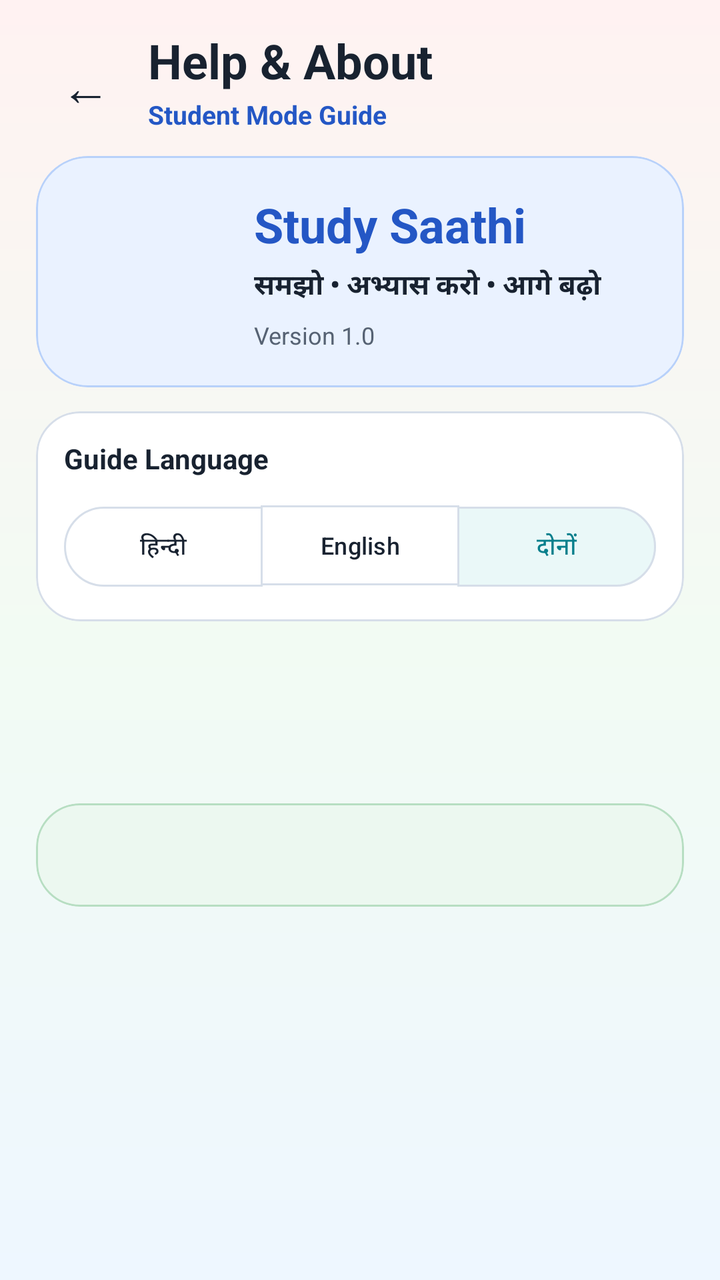
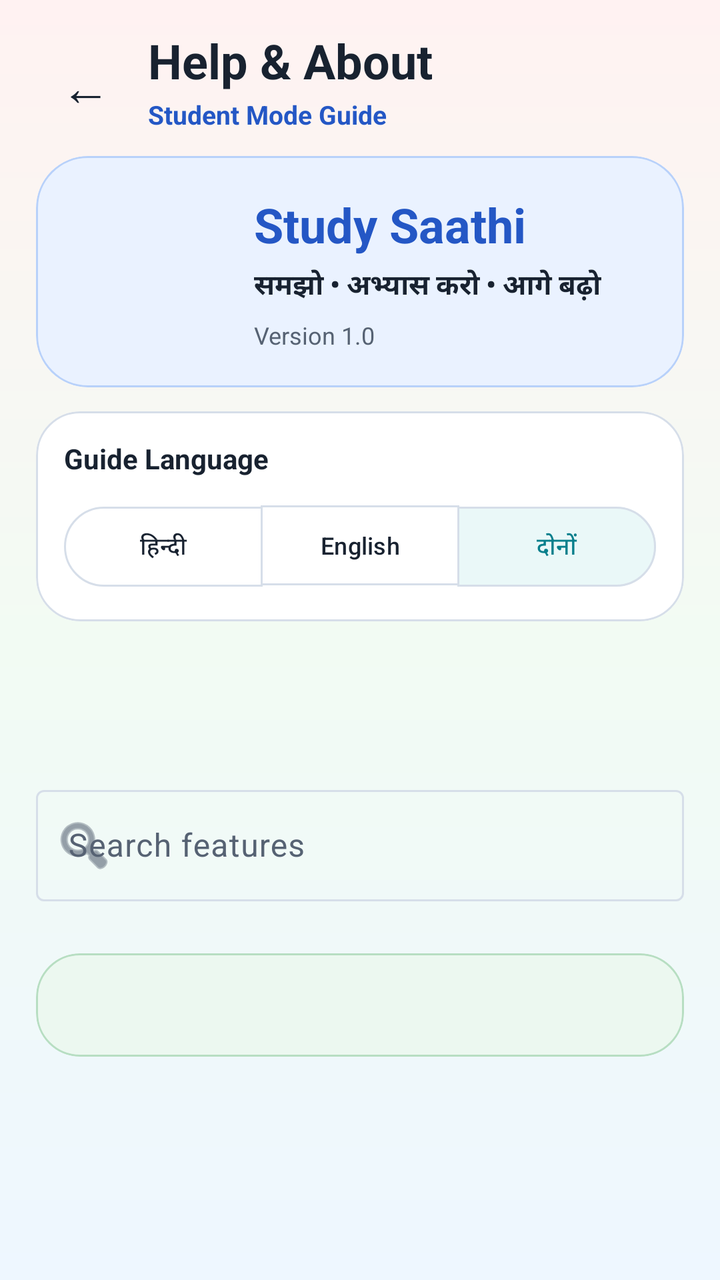

The first picture is an Android layout as it rendered before a commit; the second is the same layout after the commit. The layout source and the unified diff follow.
<!-- AndroidManifest.xml: application theme Theme.StudySaathi -->
<!-- res/layout/activity_help_about.xml -->
<?xml version="1.0" encoding="utf-8"?>
<androidx.coordinatorlayout.widget.CoordinatorLayout xmlns:android="http://schemas.android.com/apk/res/android"
    xmlns:app="http://schemas.android.com/apk/res-auto"
    android:layout_width="match_parent"
    android:layout_height="match_parent"
    android:background="@drawable/bg_app_soft_mix">

    <androidx.core.widget.NestedScrollView
        android:layout_width="match_parent"
        android:layout_height="match_parent"
        android:clipToPadding="false"
        android:fillViewport="true">

        <LinearLayout
            android:layout_width="match_parent"
            android:layout_height="wrap_content"
            android:orientation="vertical"
            android:paddingStart="18dp"
            android:paddingTop="14dp"
            android:paddingEnd="18dp"
            android:paddingBottom="30dp">

            <LinearLayout
                android:layout_width="match_parent"
                android:layout_height="wrap_content"
                android:gravity="center_vertical"
                android:orientation="horizontal">

                <com.google.android.material.button.MaterialButton
                    android:id="@+id/buttonHelpBack"
                    style="@style/Widget.Material3.Button.TextButton"
                    android:layout_width="48dp"
                    android:layout_height="48dp"
                    android:minWidth="0dp"
                    android:text="←"
                    android:textColor="@color/ss_text_primary"
                    android:textSize="25sp" />

                <LinearLayout
                    android:layout_width="0dp"
                    android:layout_height="wrap_content"
                    android:layout_marginStart="8dp"
                    android:layout_weight="1"
                    android:orientation="vertical">

                    <TextView
                        android:layout_width="match_parent"
                        android:layout_height="wrap_content"
                        android:fontFamily="sans-serif-rounded"
                        android:text="Help &amp; About"
                        android:textColor="@color/ss_text_primary"
                        android:textSize="24sp"
                        android:textStyle="bold" />

                    <TextView
                        android:id="@+id/textHelpMode"
                        android:layout_width="match_parent"
                        android:layout_height="wrap_content"
                        android:layout_marginTop="2dp"
                        android:text="Student Mode Guide"
                        android:textColor="@color/ss_primary"
                        android:textSize="13sp"
                        android:textStyle="bold" />
                </LinearLayout>
            </LinearLayout>

            <com.google.android.material.card.MaterialCardView
                android:layout_width="match_parent"
                android:layout_height="wrap_content"
                android:layout_marginTop="12dp"
                app:cardBackgroundColor="@color/ss_blue_soft"
                app:cardCornerRadius="26dp"
                app:cardElevation="0dp"
                app:strokeColor="@color/ss_blue_border"
                app:strokeWidth="1dp">

                <LinearLayout
                    android:layout_width="match_parent"
                    android:layout_height="wrap_content"
                    android:gravity="center_vertical"
                    android:orientation="horizontal"
                    android:padding="18dp">

                    <ImageView
                        android:layout_width="76dp"
                        android:layout_height="76dp"
                        android:contentDescription="Study Saathi app icon"
                        android:src="@mipmap/ic_launcher_round" />

                    <LinearLayout
                        android:layout_width="0dp"
                        android:layout_height="wrap_content"
                        android:layout_marginStart="15dp"
                        android:layout_weight="1"
                        android:orientation="vertical">

                        <TextView
                            android:layout_width="match_parent"
                            android:layout_height="wrap_content"
                            android:fontFamily="sans-serif-rounded"
                            android:text="Study Saathi"
                            android:textColor="@color/ss_primary"
                            android:textSize="24sp"
                            android:textStyle="bold" />

                        <TextView
                            android:id="@+id/textHelpMotto"
                            android:layout_width="match_parent"
                            android:layout_height="wrap_content"
                            android:layout_marginTop="4dp"
                            android:lineSpacingExtra="2dp"
                            android:text="समझो • अभ्यास करो • आगे बढ़ो"
                            android:textColor="@color/ss_text_primary"
                            android:textSize="14sp"
                            android:textStyle="bold" />

                        <TextView
                            android:id="@+id/textHelpVersion"
                            android:layout_width="match_parent"
                            android:layout_height="wrap_content"
                            android:layout_marginTop="6dp"
                            android:text="Version 1.0"
                            android:textColor="@color/ss_text_secondary"
                            android:textSize="12sp" />
                    </LinearLayout>
                </LinearLayout>
            </com.google.android.material.card.MaterialCardView>

            <com.google.android.material.card.MaterialCardView
                android:layout_width="match_parent"
                android:layout_height="wrap_content"
                android:layout_marginTop="12dp"
                app:cardBackgroundColor="@color/ss_surface"
                app:cardCornerRadius="22dp"
                app:cardElevation="0dp"
                app:strokeColor="@color/ss_outline"
                app:strokeWidth="1dp">

                <LinearLayout
                    android:layout_width="match_parent"
                    android:layout_height="wrap_content"
                    android:orientation="vertical"
                    android:padding="14dp">

                    <TextView
                        android:layout_width="match_parent"
                        android:layout_height="wrap_content"
                        android:text="Guide Language"
                        android:textColor="@color/ss_text_primary"
                        android:textSize="14sp"
                        android:textStyle="bold" />

                    <com.google.android.material.button.MaterialButtonToggleGroup
                        android:id="@+id/toggleHelpLanguage"
                        android:layout_width="match_parent"
                        android:layout_height="wrap_content"
                        android:layout_marginTop="10dp"
                        app:checkedButton="@id/buttonHelpBilingual"
                        app:selectionRequired="true"
                        app:singleSelection="true">

                        <com.google.android.material.button.MaterialButton
                            android:id="@+id/buttonHelpHindi"
                            style="@style/Widget.Material3.Button.OutlinedButton"
                            android:layout_width="0dp"
                            android:layout_height="48dp"
                            android:layout_weight="1"
                            android:minWidth="0dp"
                            android:text="हिन्दी"
                            android:textSize="12sp" />

                        <com.google.android.material.button.MaterialButton
                            android:id="@+id/buttonHelpEnglish"
                            style="@style/Widget.Material3.Button.OutlinedButton"
                            android:layout_width="0dp"
                            android:layout_height="48dp"
                            android:layout_weight="1"
                            android:minWidth="0dp"
                            android:text="English"
                            android:textSize="12sp" />

                        <com.google.android.material.button.MaterialButton
                            android:id="@+id/buttonHelpBilingual"
                            style="@style/Widget.Material3.Button.OutlinedButton"
                            android:layout_width="0dp"
                            android:layout_height="48dp"
                            android:layout_weight="1"
                            android:minWidth="0dp"
                            android:text="दोनों"
                            android:textSize="12sp" />
                    </com.google.android.material.button.MaterialButtonToggleGroup>
                </LinearLayout>
            </com.google.android.material.card.MaterialCardView>

            <TextView
                android:id="@+id/textHelpIntro"
                android:layout_width="match_parent"
                android:layout_height="wrap_content"
                android:layout_marginTop="18dp"
                android:fontFamily="sans-serif-rounded"
                android:textColor="@color/ss_text_primary"
                android:textSize="18sp"
                android:textStyle="bold" />

            <TextView
                android:id="@+id/textHelpProfileContext"
                android:layout_width="match_parent"
                android:layout_height="wrap_content"
                android:layout_marginTop="5dp"
                android:lineSpacingExtra="2dp"
                android:textColor="@color/ss_text_secondary"
                android:textSize="13sp" />

            <LinearLayout
                android:id="@+id/containerHelpSteps"
                android:layout_width="match_parent"
                android:layout_height="wrap_content"
                android:layout_marginTop="12dp"
                android:orientation="vertical" />

            <com.google.android.material.card.MaterialCardView
                android:layout_width="match_parent"
                android:layout_height="wrap_content"
                android:layout_marginTop="14dp"
                app:cardBackgroundColor="@color/ss_green_soft"
                app:cardCornerRadius="22dp"
                app:cardElevation="0dp"
                app:strokeColor="@color/ss_green_border"
                app:strokeWidth="1dp">

                <TextView
                    android:id="@+id/textHelpSafety"
                    android:layout_width="match_parent"
                    android:layout_height="wrap_content"
                    android:lineSpacingExtra="3dp"
                    android:padding="17dp"
                    android:textColor="@color/ss_text_primary"
                    android:textSize="13sp" />
            </com.google.android.material.card.MaterialCardView>
        </LinearLayout>
    </androidx.core.widget.NestedScrollView>
</androidx.coordinatorlayout.widget.CoordinatorLayout>
<!-- resources referenced by this layout -->
<resources>
  <color name="ss_blue_border">#B8D1FA</color>
  <color name="ss_blue_soft">#EAF2FF</color>
  <color name="ss_green_border">#B7DEC2</color>
  <color name="ss_green_soft">#ECF8F0</color>
  <color name="ss_outline">#D6DEE9</color>
  <color name="ss_primary">#2457C5</color>
  <color name="ss_surface">#FFFFFF</color>
  <color name="ss_text_primary">#182230</color>
  <color name="ss_text_secondary">#566273</color>
  <!-- drawable bg_app_soft_mix (drawable) -->
  <?xml version="1.0" encoding="utf-8"?>
  <shape xmlns:android="http://schemas.android.com/apk/res/android"
      android:shape="rectangle">
  
      <gradient
          android:angle="270"
          android:centerColor="#F2FBF3"
          android:endColor="#EEF7FF"
          android:startColor="#FFF2F2"
          android:type="linear" />
  
  </shape>
  <!-- mipmap ic_launcher_round (mipmap-anydpi-v26) -->
  <?xml version="1.0" encoding="utf-8"?>
  <adaptive-icon xmlns:android="http://schemas.android.com/apk/res/android">
      <background android:drawable="@color/ic_launcher_background"/>
      <foreground android:drawable="@mipmap/ic_launcher_foreground"/>
      <monochrome android:drawable="@mipmap/ic_launcher_foreground"/>
  </adaptive-icon>
  <color name="ic_launcher_background">#FFFFFF</color>
  <color name="ss_on_primary">#FFFFFF</color>
  <color name="ss_primary_dark">#173F99</color>
  <color name="ss_secondary">#087F8C</color>
  <color name="ss_on_secondary">#FFFFFF</color>
  <color name="ss_teal_soft">#EAF8F8</color>
  <color name="ss_tertiary">#8A5A00</color>
  <color name="ss_on_tertiary">#FFFFFF</color>
  <color name="ss_yellow_soft">#FFF8E8</color>
  <color name="ss_background">#F7F9FC</color>
  <color name="ss_surface_soft">#F0F4FA</color>
  <color name="ss_error">#BA1A1A</color>
  <color name="white">#FFFFFFFF</color>
  <color name="ss_red_soft">#FFF0F0</color>
  <!-- unchanged entries left out for length: 1 -->
</resources>

<!-- the commit's change to res/layout/activity_help_about.xml (unified diff, before → after) -->
@@ -211,12 +211,41 @@
                 android:textColor="@color/ss_text_secondary"
                 android:textSize="13sp" />
 
+            <com.google.android.material.textfield.TextInputLayout
+                style="@style/Widget.Material3.TextInputLayout.OutlinedBox"
+                android:layout_width="match_parent"
+                android:layout_height="wrap_content"
+                android:layout_marginTop="14dp"
+                android:hint="Search features"
+                app:startIconDrawable="@android:drawable/ic_menu_search">
+
+                <com.google.android.material.textfield.TextInputEditText
+                    android:id="@+id/editHelpSearch"
+                    android:layout_width="match_parent"
+                    android:layout_height="wrap_content"
+                    android:imeOptions="actionSearch"
+                    android:inputType="text"
+                    android:maxLines="1" />
+            </com.google.android.material.textfield.TextInputLayout>
+
             <LinearLayout
                 android:id="@+id/containerHelpSteps"
                 android:layout_width="match_parent"
                 android:layout_height="wrap_content"
                 android:layout_marginTop="12dp"
                 android:orientation="vertical" />
+
+            <TextView
+                android:id="@+id/textHelpNoResults"
+                android:layout_width="match_parent"
+                android:layout_height="wrap_content"
+                android:layout_marginTop="18dp"
+                android:gravity="center"
+                android:padding="18dp"
+                android:text="No matching help step"
+                android:textColor="@color/ss_text_secondary"
+                android:textSize="14sp"
+                android:visibility="gone" />
 
             <com.google.android.material.card.MaterialCardView
                 android:layout_width="match_parent"
